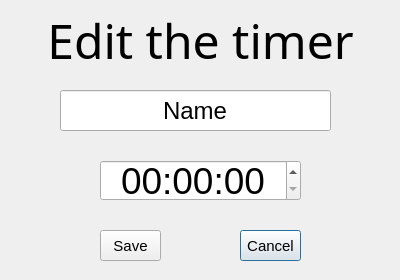
This is lab2/lab2-qt/editingtimer.ui in Megarekrut65/OOP-labs as Qt 5 draws it before an edit. The edited form follows.
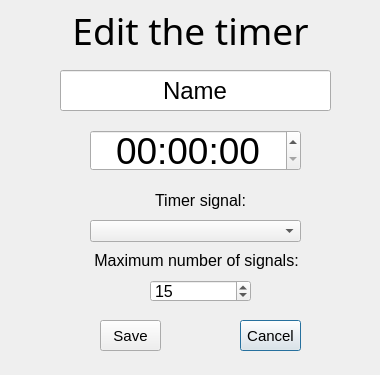
This is the edited form.

Commit message: added the ability to change the timer signal and the number of signals

Diff of the .ui file:
```diff
--- a/lab2/lab2-qt/editingtimer.ui
+++ b/lab2/lab2-qt/editingtimer.ui
@@ -6,20 +6,20 @@
    <rect>
     <x>0</x>
     <y>0</y>
-    <width>400</width>
-    <height>280</height>
+    <width>380</width>
+    <height>375</height>
    </rect>
   </property>
   <property name="minimumSize">
    <size>
-    <width>400</width>
-    <height>280</height>
+    <width>380</width>
+    <height>375</height>
    </size>
   </property>
   <property name="maximumSize">
    <size>
-    <width>400</width>
-    <height>280</height>
+    <width>380</width>
+    <height>375</height>
    </size>
   </property>
   <property name="windowTitle">
@@ -29,7 +29,7 @@
    <property name="geometry">
     <rect>
      <x>240</x>
-     <y>230</y>
+     <y>320</y>
      <width>61</width>
      <height>31</height>
     </rect>
@@ -47,7 +47,7 @@
    <property name="geometry">
     <rect>
      <x>60</x>
-     <y>90</y>
+     <y>70</y>
      <width>271</width>
      <height>41</height>
     </rect>
@@ -68,7 +68,7 @@
    <property name="geometry">
     <rect>
      <x>100</x>
-     <y>230</y>
+     <y>320</y>
      <width>61</width>
      <height>31</height>
     </rect>
@@ -88,16 +88,16 @@
    </property>
    <property name="geometry">
     <rect>
-     <x>30</x>
+     <x>20</x>
      <y>10</y>
      <width>341</width>
-     <height>61</height>
+     <height>41</height>
     </rect>
    </property>
    <property name="font">
     <font>
      <family>MS Reference Sans Serif</family>
-     <pointsize>36</pointsize>
+     <pointsize>28</pointsize>
     </font>
    </property>
    <property name="text">
@@ -110,9 +110,9 @@
   <widget class="QTimeEdit" name="timeEditTime">
    <property name="geometry">
     <rect>
-     <x>100</x>
-     <y>160</y>
-     <width>201</width>
+     <x>90</x>
+     <y>130</y>
+     <width>211</width>
      <height>41</height>
     </rect>
    </property>
@@ -135,6 +135,94 @@
     <string>HH:mm:ss</string>
    </property>
   </widget>
+  <widget class="QLabel" name="lblNumber">
+   <property name="geometry">
+    <rect>
+     <x>36</x>
+     <y>250</y>
+     <width>321</width>
+     <height>20</height>
+    </rect>
+   </property>
+   <property name="font">
+    <font>
+     <pointsize>12</pointsize>
+    </font>
+   </property>
+   <property name="text">
+    <string>Maximum number of signals:</string>
+   </property>
+   <property name="alignment">
+    <set>Qt::AlignCenter</set>
+   </property>
+  </widget>
+  <widget class="QComboBox" name="seletcSound">
+   <property name="geometry">
+    <rect>
+     <x>90</x>
+     <y>220</y>
+     <width>211</width>
+     <height>22</height>
+    </rect>
+   </property>
+   <property name="cursor">
+    <cursorShape>PointingHandCursor</cursorShape>
+   </property>
+   <property name="currentText">
+    <string/>
+   </property>
+  </widget>
+  <widget class="QLabel" name="lblSound">
+   <property name="geometry">
+    <rect>
+     <x>100</x>
+     <y>190</y>
+     <width>201</width>
+     <height>21</height>
+    </rect>
+   </property>
+   <property name="font">
+    <font>
+     <pointsize>12</pointsize>
+    </font>
+   </property>
+   <property name="text">
+    <string>Timer signal:</string>
+   </property>
+   <property name="alignment">
+    <set>Qt::AlignCenter</set>
+   </property>
+  </widget>
+  <widget class="QSpinBox" name="spinBoxNumber">
+   <property name="geometry">
+    <rect>
+     <x>150</x>
+     <y>280</y>
+     <width>101</width>
+     <height>22</height>
+    </rect>
+   </property>
+   <property name="font">
+    <font>
+     <pointsize>12</pointsize>
+    </font>
+   </property>
+   <property name="cursor">
+    <cursorShape>PointingHandCursor</cursorShape>
+   </property>
+   <property name="alignment">
+    <set>Qt::AlignLeading|Qt::AlignLeft|Qt::AlignVCenter</set>
+   </property>
+   <property name="minimum">
+    <number>1</number>
+   </property>
+   <property name="maximum">
+    <number>100</number>
+   </property>
+   <property name="value">
+    <number>15</number>
+   </property>
+  </widget>
  </widget>
  <resources/>
  <connections/>
```
The commit also changes 24 other files.
